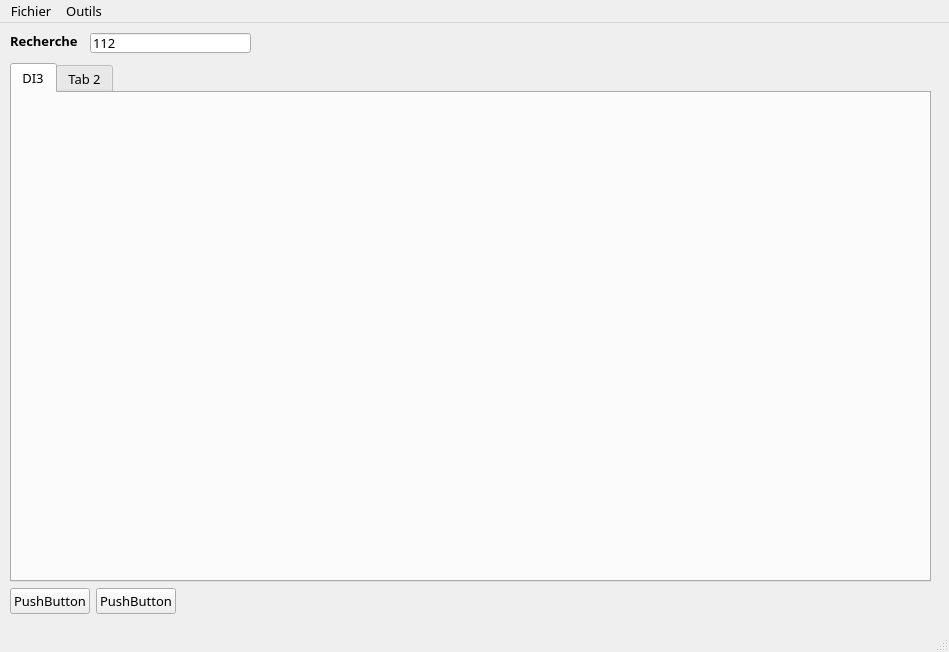
Qt form mainwindow.ui (JT117/KFet) before a commit.
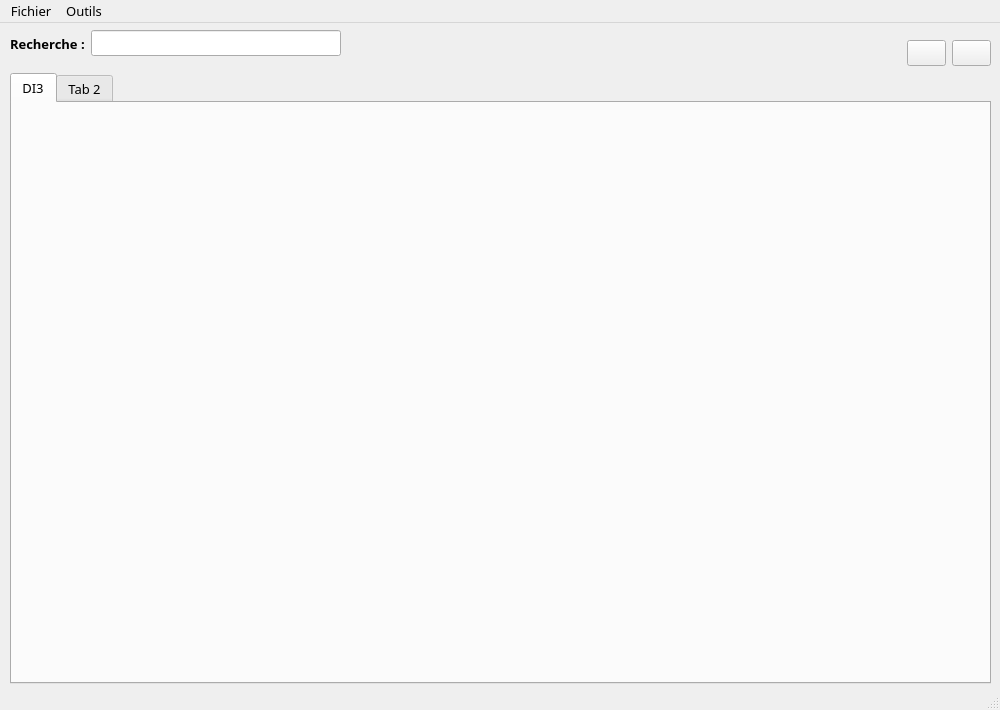
The same form after that commit.

What changed in the file:
```diff
--- a/mainwindow.ui
+++ b/mainwindow.ui
@@ -6,8 +6,8 @@
    <rect>
     <x>0</x>
     <y>0</y>
-    <width>949</width>
-    <height>652</height>
+    <width>1000</width>
+    <height>710</height>
    </rect>
   </property>
   <property name="font">
@@ -20,47 +20,13 @@
    <string>KFet - Gestion des dettes</string>
   </property>
   <widget class="QWidget" name="centralwidget">
-   <widget class="QLabel" name="label">
-    <property name="geometry">
-     <rect>
-      <x>10</x>
-      <y>10</y>
-      <width>81</width>
-      <height>16</height>
-     </rect>
-    </property>
-    <property name="font">
-     <font>
-      <family>Raavi</family>
-      <pointsize>10</pointsize>
-      <weight>75</weight>
-      <bold>true</bold>
-     </font>
-    </property>
-    <property name="text">
-     <string>Recherche</string>
-    </property>
-   </widget>
-   <widget class="QLineEdit" name="rechercheLineEdit">
-    <property name="geometry">
-     <rect>
-      <x>90</x>
-      <y>10</y>
-      <width>161</width>
-      <height>20</height>
-     </rect>
-    </property>
-    <property name="text">
-     <string>112</string>
-    </property>
-   </widget>
    <widget class="QWidget" name="horizontalLayoutWidget">
     <property name="geometry">
      <rect>
       <x>10</x>
-      <y>40</y>
-      <width>921</width>
-      <height>551</height>
+      <y>50</y>
+      <width>981</width>
+      <height>611</height>
      </rect>
     </property>
     <layout class="QHBoxLayout" name="horizontalLayout">
@@ -89,37 +55,6 @@
          </widget>
         </widget>
        </item>
-       <item>
-        <layout class="QHBoxLayout" name="horizontalLayout_2">
-         <item>
-          <widget class="QPushButton" name="pushButton_2">
-           <property name="text">
-            <string>PushButton</string>
-           </property>
-          </widget>
-         </item>
-         <item>
-          <widget class="QPushButton" name="pushButton">
-           <property name="text">
-            <string>PushButton</string>
-           </property>
-          </widget>
-         </item>
-         <item>
-          <spacer name="horizontalSpacer">
-           <property name="orientation">
-            <enum>Qt::Horizontal</enum>
-           </property>
-           <property name="sizeHint" stdset="0">
-            <size>
-             <width>40</width>
-             <height>20</height>
-            </size>
-           </property>
-          </spacer>
-         </item>
-        </layout>
-       </item>
       </layout>
      </item>
      <item>
@@ -134,13 +69,101 @@
      </item>
     </layout>
    </widget>
+   <widget class="QWidget" name="horizontalLayoutWidget_2">
+    <property name="geometry">
+     <rect>
+      <x>10</x>
+      <y>0</y>
+      <width>331</width>
+      <height>41</height>
+     </rect>
+    </property>
+    <layout class="QHBoxLayout" name="horizontalLayout_3">
+     <item>
+      <widget class="QLabel" name="label">
+       <property name="font">
+        <font>
+         <family>Raavi</family>
+         <pointsize>10</pointsize>
+         <weight>75</weight>
+         <bold>true</bold>
+        </font>
+       </property>
+       <property name="text">
+        <string>Recherche :</string>
+       </property>
+      </widget>
+     </item>
+     <item>
+      <widget class="QLineEdit" name="rechercheLineEdit">
+       <property name="text">
+        <string/>
+       </property>
+      </widget>
+     </item>
+    </layout>
+   </widget>
+   <widget class="QWidget" name="horizontalLayoutWidget_3">
+    <property name="geometry">
+     <rect>
+      <x>380</x>
+      <y>0</y>
+      <width>611</width>
+      <height>61</height>
+     </rect>
+    </property>
+    <layout class="QHBoxLayout" name="horizontalLayout_2">
+     <item>
+      <spacer name="horizontalSpacer">
+       <property name="orientation">
+        <enum>Qt::Horizontal</enum>
+       </property>
+       <property name="sizeHint" stdset="0">
+        <size>
+         <width>40</width>
+         <height>20</height>
+        </size>
+       </property>
+      </spacer>
+     </item>
+     <item>
+      <widget class="QPushButton" name="addMoney">
+       <property name="text">
+        <string/>
+       </property>
+       <property name="iconSize">
+        <size>
+         <width>48</width>
+         <height>48</height>
+        </size>
+       </property>
+      </widget>
+     </item>
+     <item>
+      <widget class="QPushButton" name="addContact">
+       <property name="toolTip">
+        <string/>
+       </property>
+       <property name="text">
+        <string/>
+       </property>
+       <property name="iconSize">
+        <size>
+         <width>48</width>
+         <height>48</height>
+        </size>
+       </property>
+      </widget>
+     </item>
+    </layout>
+   </widget>
   </widget>
   <widget class="QMenuBar" name="menubar">
    <property name="geometry">
     <rect>
      <x>0</x>
      <y>0</y>
-     <width>949</width>
+     <width>1000</width>
      <height>21</height>
     </rect>
    </property>
```
Left out of the diff: 5 changed lines with no effect on the pictures.
